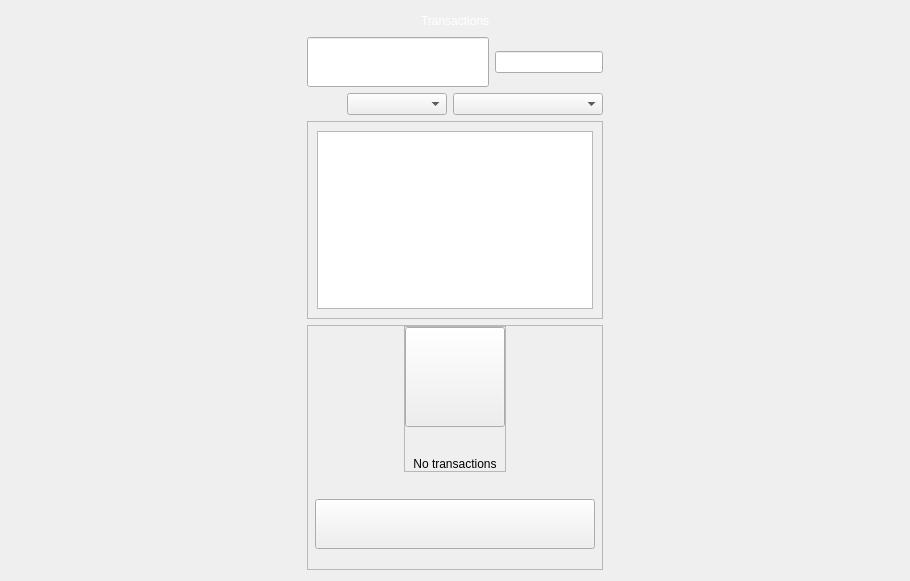
Before: the Qt Designer form src/qt/forms/historywidget.ui in eons-finance/ALQO, drawn with Qt 5.
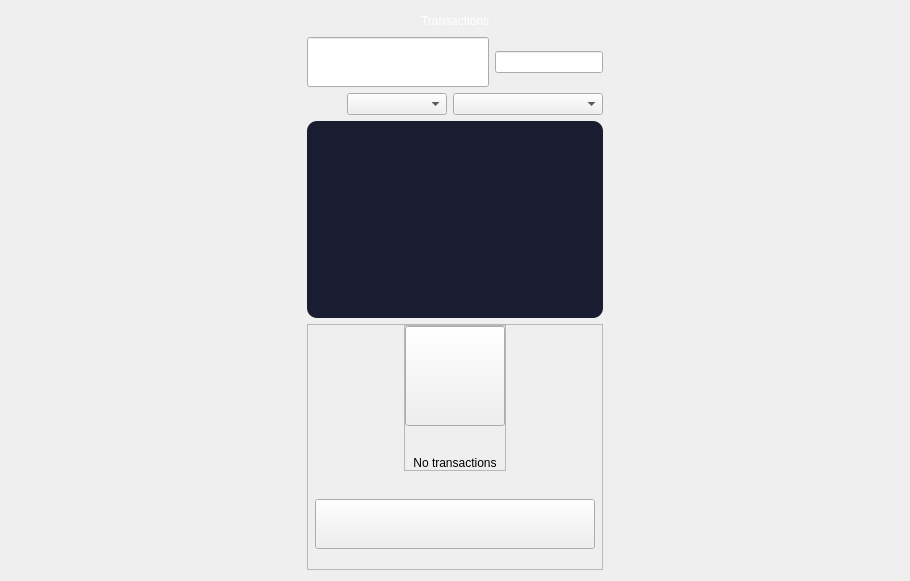
After: the same form once the commit is applied.

Commit message: polish the style and fix some bugs

The edit to the form file:
```diff
--- a/src/qt/forms/historywidget.ui
+++ b/src/qt/forms/historywidget.ui
@@ -148,6 +148,10 @@
         <layout class="QVBoxLayout" name="verticalLayout_2">
          <item>
           <widget class="QFrame" name="frametransactions">
+           <property name="styleSheet">
+            <string notr="true">border-radius: 10px;
+background-color:  rgb(26, 29, 49);</string>
+           </property>
            <property name="frameShape">
             <enum>QFrame::StyledPanel</enum>
            </property>
@@ -166,6 +170,9 @@
               <property name="mouseTracking">
                <bool>true</bool>
               </property>
+              <property name="styleSheet">
+               <string notr="true"/>
+              </property>
               <property name="verticalScrollBarPolicy">
                <enum>Qt::ScrollBarAlwaysOff</enum>
               </property>
```
The commit also changes 24 other files.
